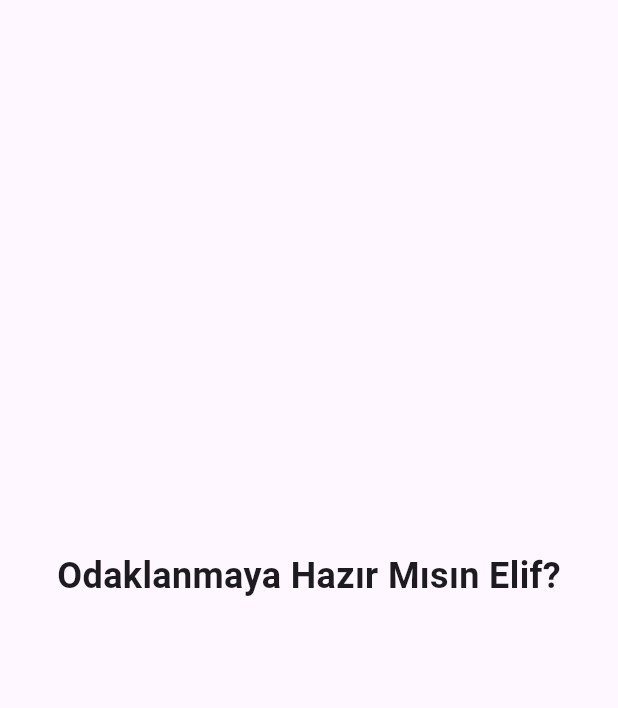
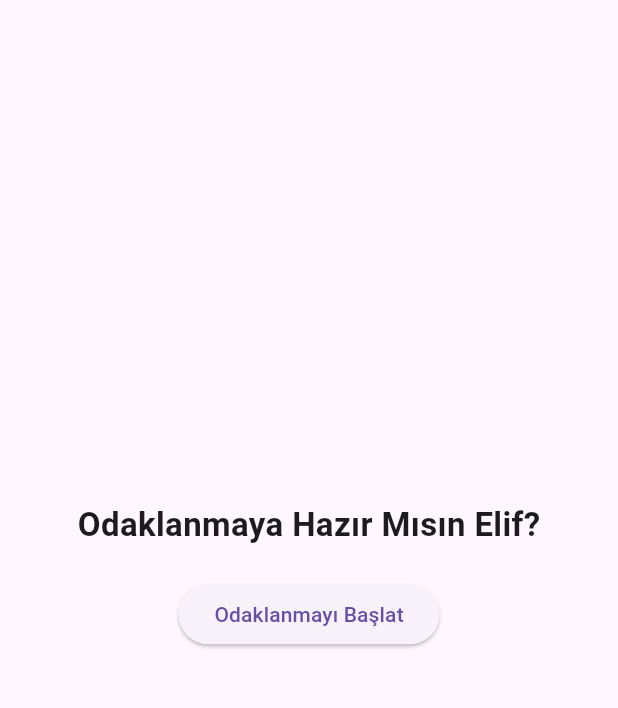
Before and after one commit to elifyesilyurt/FlowStateAI, a Flutter app: the screen it shows after launch, on a phone screen of 412 x 824 dp, the part 84-792 px from its top. Run offline on Flutter 3.47's test engine with Material 3 defaults, Android fonts, the phone set to English and light mode, and no system bars.

Commit message:
3. GUN: Temel UI ve Odaklanma butonu eklendi

```diff
--- a/lib/main.dart
+++ b/lib/main.dart
@@ -14,12 +14,26 @@ class FlowStateAI extends StatelessWidget {
       home: Scaffold(
         appBar: AppBar(
           title: const Text('FlowStateAI'),
-          backgroundColor: Colors.deepPurple, // Senin sevdiğin mor tonları
+          backgroundColor: Colors.deepPurple,
         ),
-        body: const Center(
-          child: Text(
-            'Odaklanmaya Hazır Mısın Elif?',
-            style: TextStyle(fontSize: 24, fontWeight: FontWeight.bold),
+        // ESKİ BODY YERİNE BURAYI KOMPLE YAPIŞTIR
+        body: Center(
+          child: Column(
+            mainAxisAlignment: MainAxisAlignment.center,
+            children: [
+              const Text(
+                'Odaklanmaya Hazır Mısın Elif?',
+                style: TextStyle(fontSize: 22, fontWeight: FontWeight.bold),
+              ),
+              const SizedBox(height: 20), // Yazı ile buton arası boşluk
+              ElevatedButton(
+                onPressed: () {
+                  // Butona basınca terminalde bu yazıyı göreceksin
+                  print("Odaklanma Başladı!");
+                },
+                child: const Text('Odaklanmayı Başlat'),
+              ),
+            ],
           ),
         ),
       ),
```
